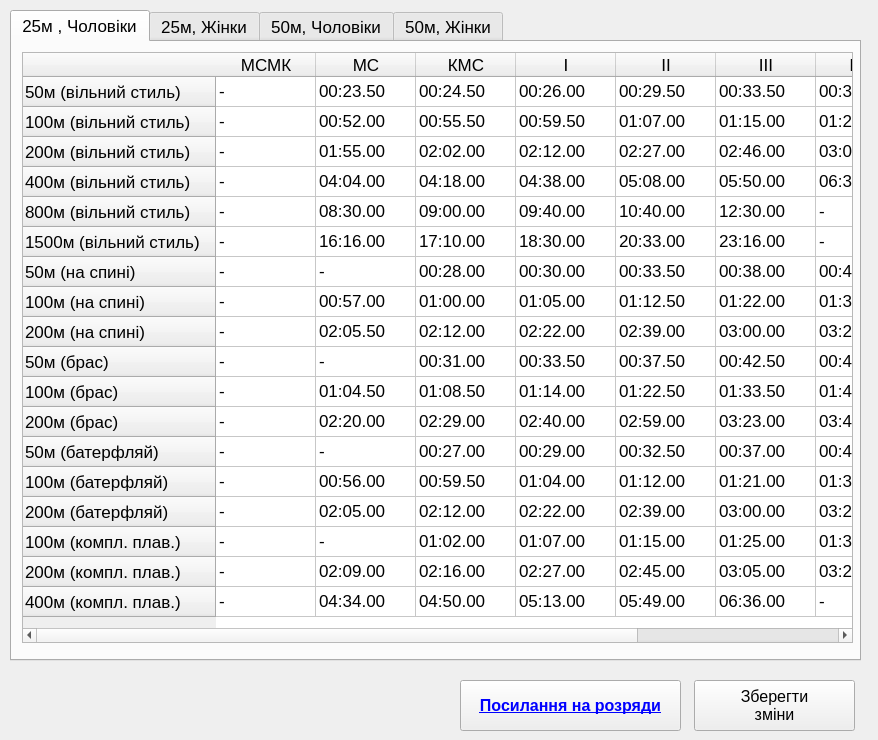
Old version of the form ranksettings.ui in the repository AgMUH/SwimAssist.
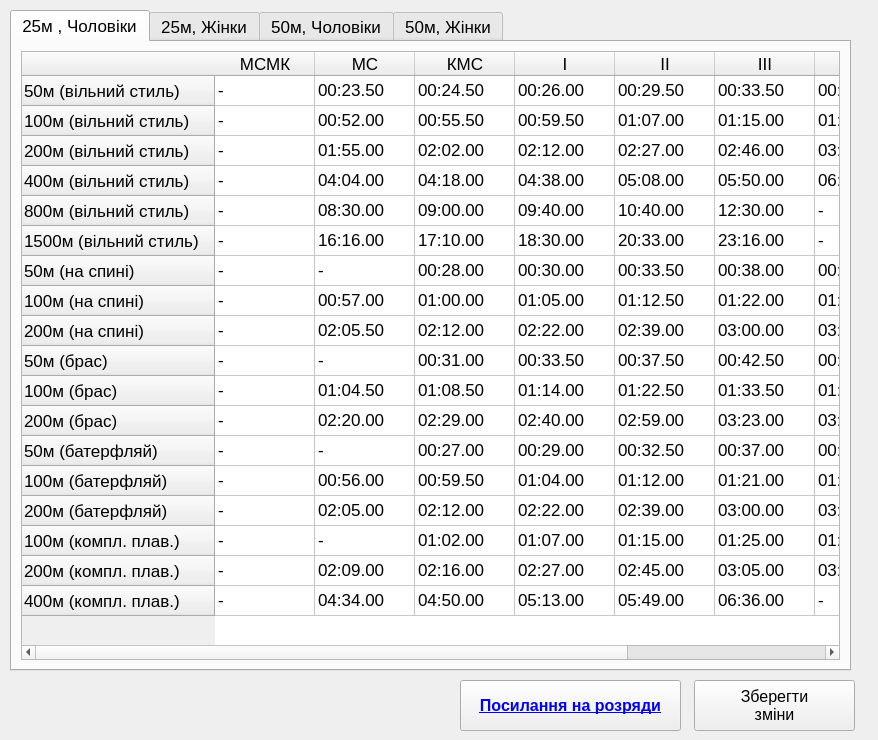
New version of the form.

```diff
--- a/ranksettings.ui
+++ b/ranksettings.ui
@@ -23,8 +23,8 @@
     <rect>
      <x>10</x>
      <y>10</y>
-     <width>851</width>
-     <height>651</height>
+     <width>841</width>
+     <height>661</height>
     </rect>
    </property>
    <property name="font">
@@ -39,15 +39,9 @@
     <attribute name="title">
      <string>25м , Чоловіки</string>
     </attribute>
+    <layout class="QGridLayout" name="gridLayout">
+     <item row="0" column="0">
     <widget class="QTableWidget" name="tableWidget_25Men">
-     <property name="geometry">
-      <rect>
-       <x>10</x>
-       <y>10</y>
-       <width>831</width>
-       <height>591</height>
-      </rect>
-     </property>
      <property name="font">
       <font>
        <pointsize>13</pointsize>
@@ -904,6 +898,8 @@
       </property>
      </item>
     </widget>
+     </item>
+    </layout>
    </widget>
    <widget class="QWidget" name="tab_4">
     <attribute name="title">
```
Lines whose indentation alone changed are shown as unchanged.
